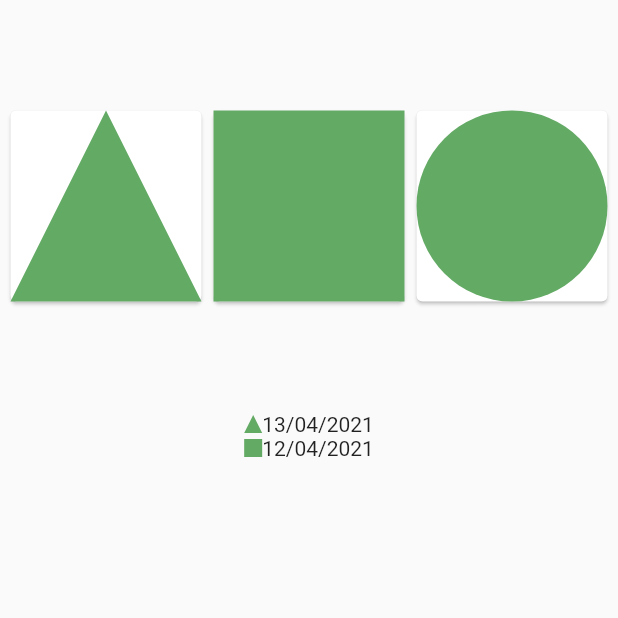
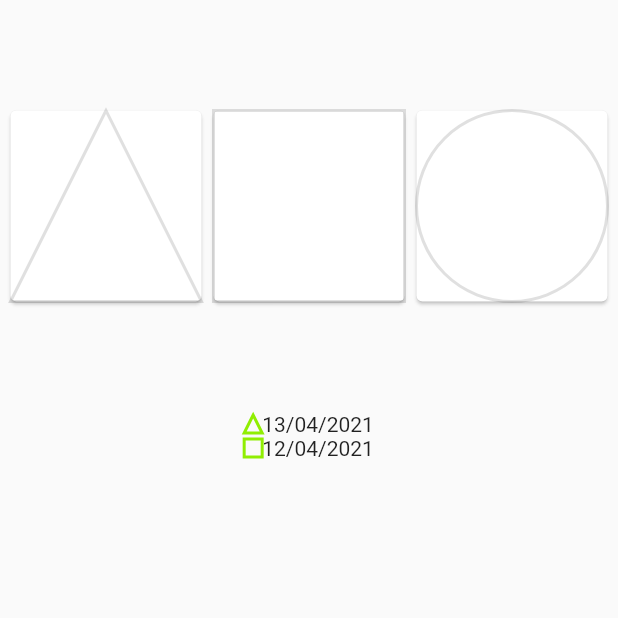
Before and after one commit to usalko/sy, a Flutter app: the screen it shows after launch, on a phone screen of 412 x 824 dp, the top half of it. Run offline on Flutter 3.47's test engine with Material 2 defaults, Android fonts, the light colour scheme and no system bars; missing offline and left inert: event; Roboto replaces fonts that are missing (TexGyreHeros).

Commit message:
# Initial implementation
Mood widget components:
  -  Adding color to the shape widgets

```diff
--- a/frontend/lib/src/component/circle_widget.dart
+++ b/frontend/lib/src/component/circle_widget.dart
@@ -1,19 +1,23 @@
 import 'dart:math';
 
 import 'package:flutter/cupertino.dart';
+import 'package:flutter/material.dart';
 
 class CirclePainter extends CustomPainter {
 
   Size cardSize;
+  Color color;
 
-  CirclePainter({required this.cardSize});
+  CirclePainter({required this.cardSize, required this.color});
 
   @override
   void paint(Canvas canvas, Size size) {
     var paint1 = Paint()
-      ..color = Color(0xff63aa65)
-      ..style = PaintingStyle.fill;
-    //a circle
+      ..color = this.color
+      ..isAntiAlias = true
+      ..strokeWidth = 2.0
+      ..style = PaintingStyle.stroke;
+    // a circle
     var centerX = this.cardSize.width / 2;
     var centerY = this.cardSize.height / 2;
     canvas.drawCircle(Offset(centerX, centerY), min(centerX, centerY), paint1);
@@ -27,8 +31,9 @@ class CirclePainter extends CustomPainter {
 class CircleWidget extends StatelessWidget {
 
   double width;
+  Color color;
 
-  CircleWidget({required this.width});
+  CircleWidget({required this.width, required this.color});
 
   @override
   Widget build(BuildContext context) {
@@ -36,7 +41,7 @@ class CircleWidget extends StatelessWidget {
       height: this.width,
       width: this.width,
       child: CustomPaint(
-        painter: CirclePainter(cardSize: Size.square(this.width)),
+        painter: CirclePainter(cardSize: Size.square(this.width), color: color),
       ),
     );
   }
--- a/frontend/lib/src/component/history_widget.dart
+++ b/frontend/lib/src/component/history_widget.dart
@@ -71,13 +71,13 @@ class _HistoryWidgetState extends State<HistoryWidget> {
         child: Center(
             child: Row(
                 mainAxisAlignment: MainAxisAlignment.center,
-                children: [TriangleWidget(width: 12), Text('13/04/2021')])),
+                children: [TriangleWidget(width: 12, color: Theme.of(context).accentColor), Text('13/04/2021')])),
       ),
       Container(
         child: Center(
             child: Row(
                 mainAxisAlignment: MainAxisAlignment.center,
-                children: [SquareWidget(width: 12), Text('12/04/2021')])),
+                children: [SquareWidget(width: 12, color: Theme.of(context).accentColor), Text('12/04/2021')])),
       ),
     ];
     if (this.widget.viewModeService.Screen == TheScreen.Screen1) {
@@ -105,13 +105,13 @@ class _HistoryWidgetState extends State<HistoryWidget> {
         child: Center(
             child: Row(
                 mainAxisAlignment: MainAxisAlignment.center,
-                children: [TriangleWidget(width: 12), Text('13/04/2021')])),
+                children: [TriangleWidget(width: 12, color: Theme.of(context).accentColor,), Text('13/04/2021')])),
       ),
       Container(
         child: Center(
             child: Row(
                 mainAxisAlignment: MainAxisAlignment.center,
-                children: [SquareWidget(width: 12), Text('12/04/2021')])),
+                children: [SquareWidget(width: 12, color: Theme.of(context).accentColor), Text('12/04/2021')])),
       ),
     ];
 
--- a/frontend/lib/src/component/mood_widget.dart
+++ b/frontend/lib/src/component/mood_widget.dart
@@ -43,6 +43,7 @@ class _MoodWidgetState extends State<MoodWidget> {
           child: Card(
             child: TriangleWidget(
               width: cardWidth,
+              color: Theme.of(context).dividerColor,
             ),
           ),
         ),
@@ -53,6 +54,7 @@ class _MoodWidgetState extends State<MoodWidget> {
           child: Card(
             child: SquareWidget(
               width: cardWidth,
+              color: Theme.of(context).dividerColor,
             ),
           ),
         ),
@@ -63,6 +65,7 @@ class _MoodWidgetState extends State<MoodWidget> {
           child: Card(
             child: CircleWidget(
               width: cardWidth,
+              color: Theme.of(context).dividerColor,
             ),
           ),
         ),
@@ -73,6 +76,7 @@ class _MoodWidgetState extends State<MoodWidget> {
         Card(
           child: TriangleWidget(
             width: cardWidth,
+            color: Theme.of(context).dividerColor,
           ),
         ),
       ];
@@ -82,6 +86,7 @@ class _MoodWidgetState extends State<MoodWidget> {
         Card(
           child: SquareWidget(
             width: cardWidth,
+            color: Theme.of(context).dividerColor,
           ),
         ),
       ];
@@ -91,6 +96,7 @@ class _MoodWidgetState extends State<MoodWidget> {
         Card(
           child: CircleWidget(
             width: cardWidth,
+            color: Theme.of(context).dividerColor,
           ),
         ),
       ];
--- a/frontend/lib/src/component/square_widget.dart
+++ b/frontend/lib/src/component/square_widget.dart
@@ -5,15 +5,18 @@ import 'package:flutter/cupertino.dart';
 class SquarePainter extends CustomPainter {
 
   Size cardSize;
+  Color color;
 
-  SquarePainter({required this.cardSize});
+  SquarePainter({required this.cardSize, required this.color});
 
   @override
   void paint(Canvas canvas, Size size) {
     var paint1 = Paint()
-      ..color = Color(0xff63aa65)
-      ..style = PaintingStyle.fill;
-    //a circle
+      ..color = this.color
+      ..isAntiAlias = true
+      ..strokeWidth = 2.0
+      ..style = PaintingStyle.stroke;
+    // a square
     var centerX = this.cardSize.width / 2;
     var centerY = this.cardSize.height / 2;
     canvas.drawRect(Rect.fromCenter(center: Offset(centerX, centerY), width: cardSize.width, height: cardSize.height), paint1);
@@ -26,8 +29,9 @@ class SquarePainter extends CustomPainter {
 class SquareWidget extends StatelessWidget {
 
   double width;
+  Color color;
 
-  SquareWidget({required this.width});
+  SquareWidget({required this.width, required this.color});
 
   @override
   Widget build(BuildContext context) {
@@ -35,7 +39,7 @@ class SquareWidget extends StatelessWidget {
       height: this.width,
       width: this.width,
       child: CustomPaint(
-        painter: SquarePainter(cardSize: Size.square(this.width)),
+        painter: SquarePainter(cardSize: Size.square(this.width), color: this.color),
       ),
     );
   }
--- a/frontend/lib/src/component/triangle_widget.dart
+++ b/frontend/lib/src/component/triangle_widget.dart
@@ -3,25 +3,21 @@ import 'dart:math';
 import 'package:flutter/cupertino.dart';
 
 class TrianglePainter extends CustomPainter {
+  Size cardSize;
+  Color color;
 
-  Size cardSize;
-
-  TrianglePainter({required this.cardSize});
+  TrianglePainter({required this.cardSize, required this.color});
 
   @override
   void paint(Canvas canvas, Size size) {
     var paint1 = Paint()
-      ..color = Color(0xff63aa65)
-      ..style = PaintingStyle.fill;
-    //a circle
-    var centerX = this.cardSize.width / 2;
-    var centerY = this.cardSize.height / 2;
-    //canvas.drawArc(Rect.fromCenter(center: Offset(centerX, centerY), width: cardSize.width, height: cardSize.height), 0, 180, true, paint1);
-    //canvas.drawCircle(Offset(centerX, centerY), min(centerX, centerY), paint1);
-
+      ..color = this.color
+      ..isAntiAlias = true
+      ..strokeWidth = 2.0
+      ..style = PaintingStyle.stroke;
+    // a triangle
     var path = Path();
-
-    path.moveTo(size.width/2, 0);
+    path.moveTo(size.width / 2, 0);
     path.lineTo(0, size.height);
     path.lineTo(size.height, size.width);
     path.close();
@@ -33,10 +29,10 @@ class TrianglePainter extends CustomPainter {
 }
 
 class TriangleWidget extends StatelessWidget {
+  double width;
+  Color color;
 
-  double width;
-
-  TriangleWidget({required this.width});
+  TriangleWidget({required this.width, required this.color});
 
   @override
   Widget build(BuildContext context) {
@@ -44,7 +40,7 @@ class TriangleWidget extends StatelessWidget {
       height: this.width,
       width: this.width,
       child: CustomPaint(
-        painter: TrianglePainter(cardSize: Size.square(this.width)),
+        painter: TrianglePainter(cardSize: Size.square(this.width), color: this.color),
       ),
     );
   }
```
